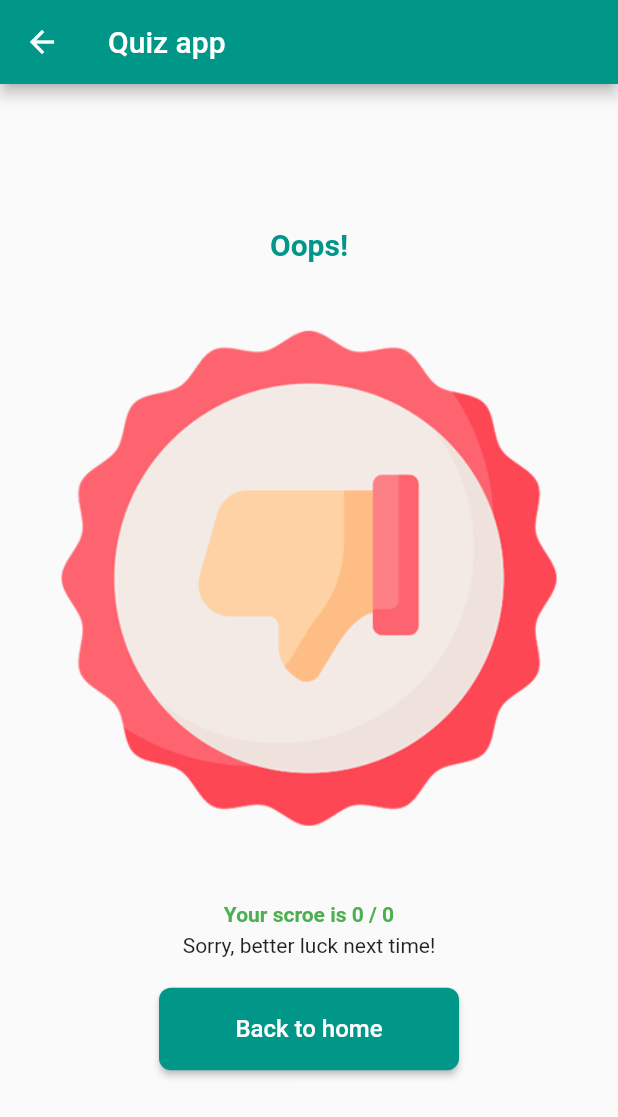
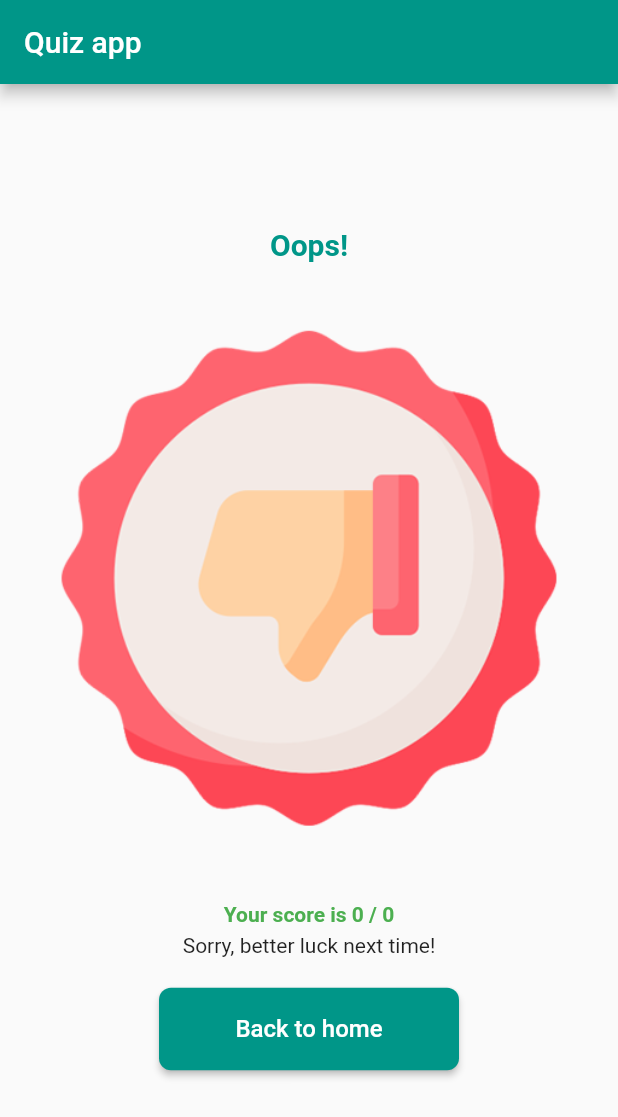
Before and after one commit to YousefAboAisha/flutter-project, a Flutter app: the LowGrade screen opened directly with empty values, on a phone screen of 412 x 824 dp. Shown: the top 1117 px of the screen. Run offline on Flutter 3.47's test engine with Material 2 defaults, Android fonts, the phone set to English and light mode, and no system bars; our stand-ins replace sqflite; accounts and stored records are empty.

Commit message:
Remove backward button in the result screen, and added the checkScore when submitting to show different cases

```diff
--- a/lib/addQuestion.dart
+++ b/lib/addQuestion.dart
@@ -312,8 +312,6 @@ class _AddQuestionState extends State<AddQuestion> {
               margin: const EdgeInsets.only(top: 16),
               child: ElevatedButton(
                 style: ButtonStyle(
-                    backgroundColor:
-                        MaterialStateProperty.all<Color>(Colors.teal),
                     padding: MaterialStateProperty.all<EdgeInsetsGeometry>(
                         const EdgeInsets.symmetric(
                             vertical: 18, horizontal: 24)),
--- a/lib/lowGrade.dart
+++ b/lib/lowGrade.dart
@@ -12,8 +12,7 @@ class LowGrade extends StatelessWidget {
     return Scaffold(
       appBar: AppBar(
         title: const Text('Quiz app'),
-        backgroundColor: Colors.teal,
-        foregroundColor: Colors.white,
+        automaticallyImplyLeading: false,
       ),
       body: Center(
         child: Column(
@@ -33,7 +32,7 @@ class LowGrade extends StatelessWidget {
             Container(
               margin: const EdgeInsets.fromLTRB(0, 10, 0, 0),
               child: Text(
-                "Your scroe is $score / $numberOfQuestions",
+                "Your score is $score / $numberOfQuestions",
                 style: const TextStyle(
                     color: Colors.green, fontWeight: FontWeight.w700),
               ),
--- a/lib/main.dart
+++ b/lib/main.dart
@@ -100,8 +100,6 @@ class _MyHomePageState extends State<MyHomePage> {
               width: 200,
               child: ElevatedButton(
                 style: ButtonStyle(
-                    backgroundColor:
-                        MaterialStateProperty.all<Color>(Colors.teal),
                     padding: MaterialStateProperty.all<EdgeInsetsGeometry>(
                         const EdgeInsets.symmetric(
                             vertical: 18, horizontal: 24)),
--- a/lib/quiz.dart
+++ b/lib/quiz.dart
@@ -8,8 +8,6 @@ class Quiz extends StatelessWidget {
     return Scaffold(
       appBar: AppBar(
         title: const Text('Quiz app'),
-        backgroundColor: Colors.teal,
-        foregroundColor: Colors.white,
       ),
       body: Center(
         child: Column(
--- a/lib/quizesList.dart
+++ b/lib/quizesList.dart
@@ -37,7 +37,6 @@ class _QuizesListState extends State<QuizesList>
   Widget build(BuildContext context) {
     super.build(context);
     final List<String> options = widget.options;
-    final int numberOfQuestions = widget.numberOfQuestions;
     final int correctAnswerIndex = widget.correctAnswerIndex;
 
     return Column(
@@ -87,9 +86,7 @@ class _QuizesListState extends State<QuizesList>
                   padding:
                       const EdgeInsets.symmetric(vertical: 16, horizontal: 24),
                   child: Text(
-                    selectedOptionIndex == index
-                        ? (widget.isCorrect ? '$option (+1 point)' : option)
-                        : option,
+                    option,
                     style: TextStyle(
                       color: selectedOptionIndex == index
                           ? Colors.white
```
Also changed, not shown: lib/highGrade.dart (+7 -4 lines), lib/quizes.dart (+1 -7 lines).
